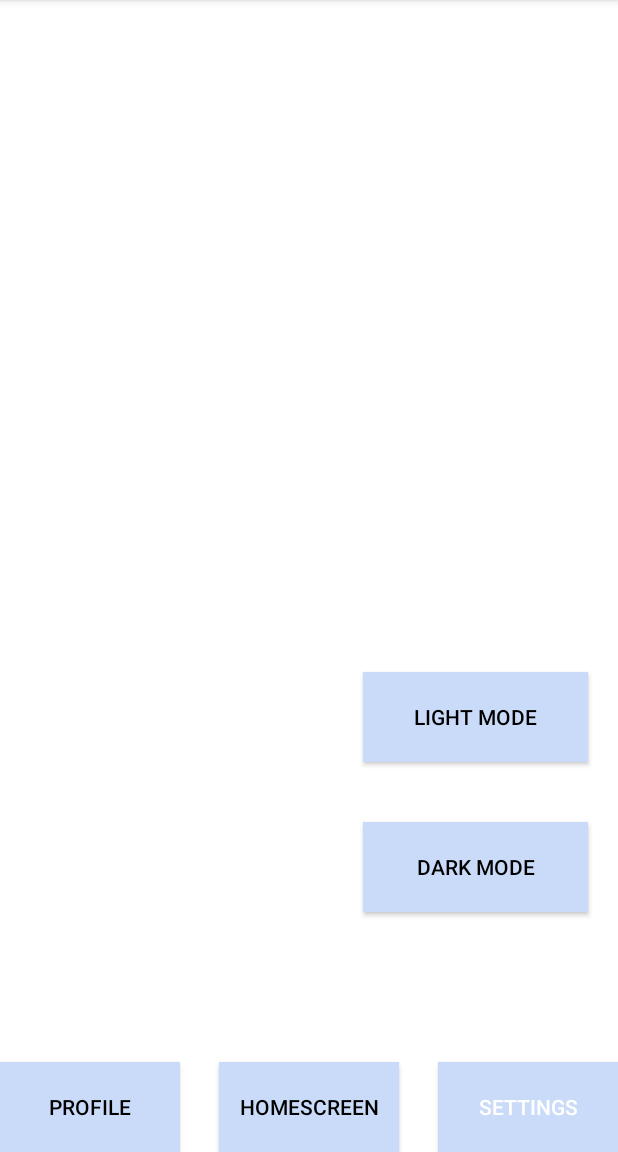
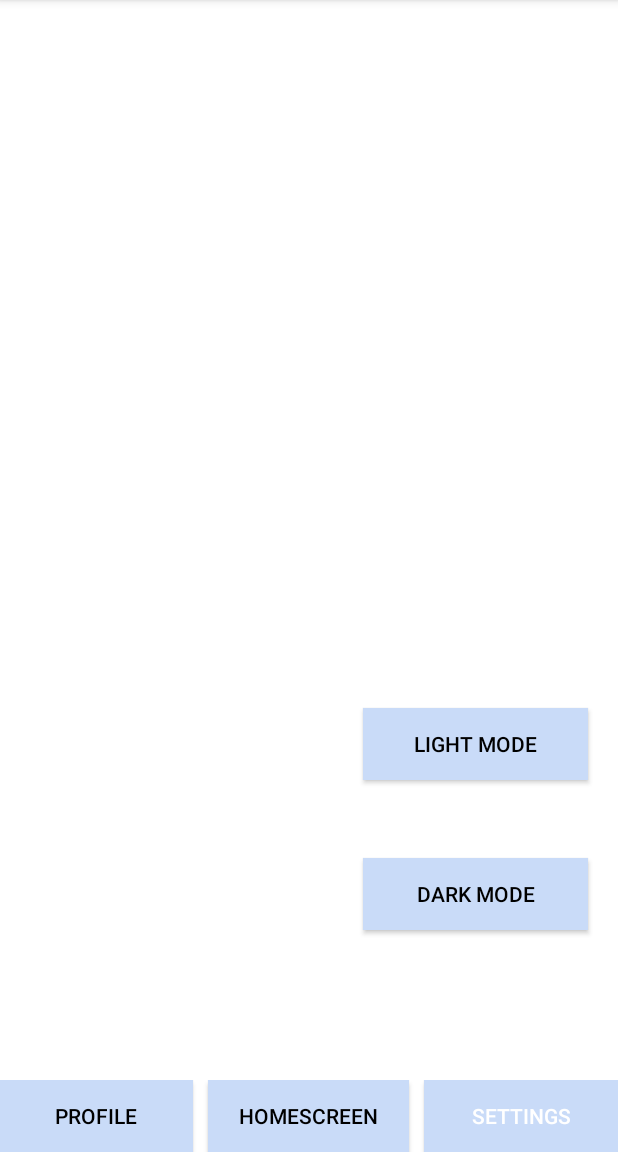
Before and after one commit to SCCapstone/MobileAssistant, an Android app: the Settings_screen screen opened directly, with no data from a screen before it, on a phone screen of 412 x 824 dp, the part 84-1236 px from its top. Run offline under Robolectric (Android 15) with nearby library versions, the phone set to English and light mode, and no system bars.

Commit message:
Made button sizes congruent across all pages and fixed color scheme inconsistencies

```diff
--- a/app/src/main/res/layout/activity_settings_screen.xml
+++ b/app/src/main/res/layout/activity_settings_screen.xml
@@ -7,44 +7,12 @@
     android:background="@color/backgroundColor"
     tools:context=".Settings_screen">
 
-    <Button
-        android:id="@+id/button_profile"
-        android:layout_width="120dp"
-        android:layout_height="60dp"
-        android:background="@color/buttonColor"
-        android:text="Profile"
-        android:textColor="@color/textColor"
-        android:textSize="14sp"
-        app:layout_constraintBottom_toBottomOf="parent"
-        app:layout_constraintStart_toStartOf="parent" />
 
-    <Button
-        android:id="@+id/button_home"
-        android:layout_width="120dp"
-        android:layout_height="60dp"
-        android:background="@color/buttonColor"
-        android:text="Homescreen"
-        android:textColor="@color/textColor"
-        android:textSize="14sp"
-        app:layout_constraintBottom_toBottomOf="parent"
-        app:layout_constraintEnd_toStartOf="@+id/button_settings"
-        app:layout_constraintStart_toEndOf="@+id/button_profile" />
-
-    <Button
-        android:id="@+id/button_settings"
-        android:layout_width="120dp"
-        android:layout_height="60dp"
-        android:background="@color/buttonColor"
-        android:text="Settings"
-        android:textColor="@color/backgroundColor"
-        android:textSize="14sp"
-        app:layout_constraintBottom_toBottomOf="parent"
-        app:layout_constraintEnd_toEndOf="parent" />
 
     <Button
         android:id="@+id/button_dark_mode"
         android:layout_width="150dp"
-        android:layout_height="60dp"
+        android:layout_height="wrap_content"
         android:layout_marginEnd="20dp"
         android:layout_marginRight="20dp"
         android:layout_marginBottom="100dp"
@@ -52,13 +20,13 @@
         android:text="Dark Mode"
         android:textColor="@color/textColor"
         android:textSize="14sp"
-        app:layout_constraintBottom_toTopOf="@+id/button_settings"
+        app:layout_constraintBottom_toTopOf="@+id/screenButtonLayout"
         app:layout_constraintEnd_toEndOf="parent" />
 
     <Button
         android:id="@+id/button_light_mode"
         android:layout_width="150dp"
-        android:layout_height="60dp"
+        android:layout_height="wrap_content"
         android:layout_marginEnd="20dp"
         android:layout_marginRight="20dp"
         android:layout_marginBottom="200dp"
@@ -66,7 +34,48 @@
         android:text="Light Mode"
         android:textColor="@color/textColor"
         android:textSize="14sp"
-        app:layout_constraintBottom_toTopOf="@+id/button_settings"
+        app:layout_constraintBottom_toTopOf="@+id/screenButtonLayout"
         app:layout_constraintEnd_toEndOf="parent" />
 
+    <LinearLayout
+        android:id="@+id/screenButtonLayout"
+        android:layout_width="match_parent"
+        android:layout_height="wrap_content"
+        android:orientation="horizontal"
+        android:weightSum="3"
+        app:layout_constraintBottom_toBottomOf="parent">
+
+        <Button
+            android:id="@+id/button_profile"
+            android:layout_width="wrap_content"
+            android:layout_height="wrap_content"
+            android:background="@color/buttonColor"
+            android:text="Profile"
+            android:textColor="@color/textColor"
+            android:textSize="14sp"
+            android:layout_weight="1"
+            android:layout_marginRight="10dp"/>
+
+        <Button
+            android:id="@+id/button_home"
+            android:layout_width="wrap_content"
+            android:layout_height="wrap_content"
+            android:background="@color/buttonColor"
+            android:text="Homescreen"
+            android:textColor="@color/textColor"
+            android:textSize="14sp"
+            android:layout_weight="1"/>
+
+        <Button
+            android:id="@+id/button_settings"
+            android:layout_width="wrap_content"
+            android:layout_height="wrap_content"
+            android:background="@color/buttonColor"
+            android:text="Settings"
+            android:textColor="@color/backgroundColor"
+            android:textSize="14sp"
+            android:layout_weight="1"
+            android:layout_marginLeft="10dp"/>
+    </LinearLayout>
+
 </androidx.constraintlayout.widget.ConstraintLayout>
--- a/app/src/main/res/values-night/colors.xml
+++ b/app/src/main/res/values-night/colors.xml
@@ -3,7 +3,7 @@
     <color name="colorPrimary">#073763</color>
     <color name="colorPrimaryDark">#073763</color>
     <color name="textColorPrimary">#FFFFFF</color>
-    <color name="colorAccent">#03DAC5</color> <!-- Don't think this is needed -->
+    <color name="colorAccent">#073763</color>
 
     <!-- Light Mode Color -->
     <color name="textColor">#FFFFFF</color>
```
Also changed, not shown: app/src/main/res/layout/activity_profile_screen.xml (+44 -35 lines), gradle/wrapper/gradle-wrapper.properties, 1 other file.
